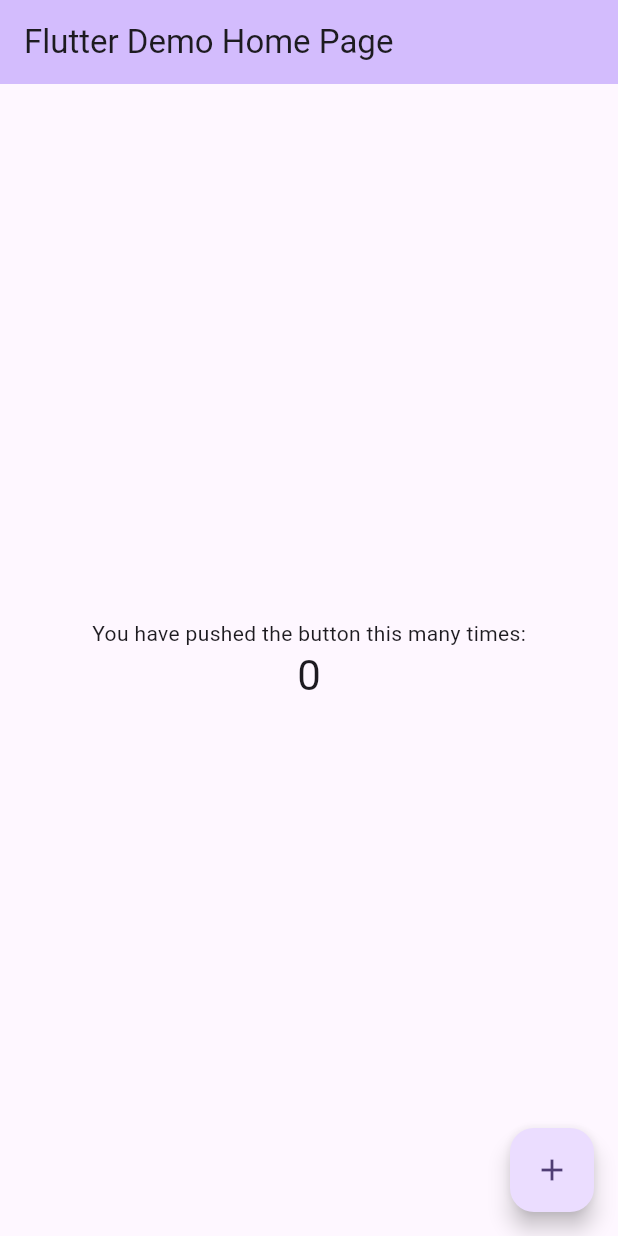
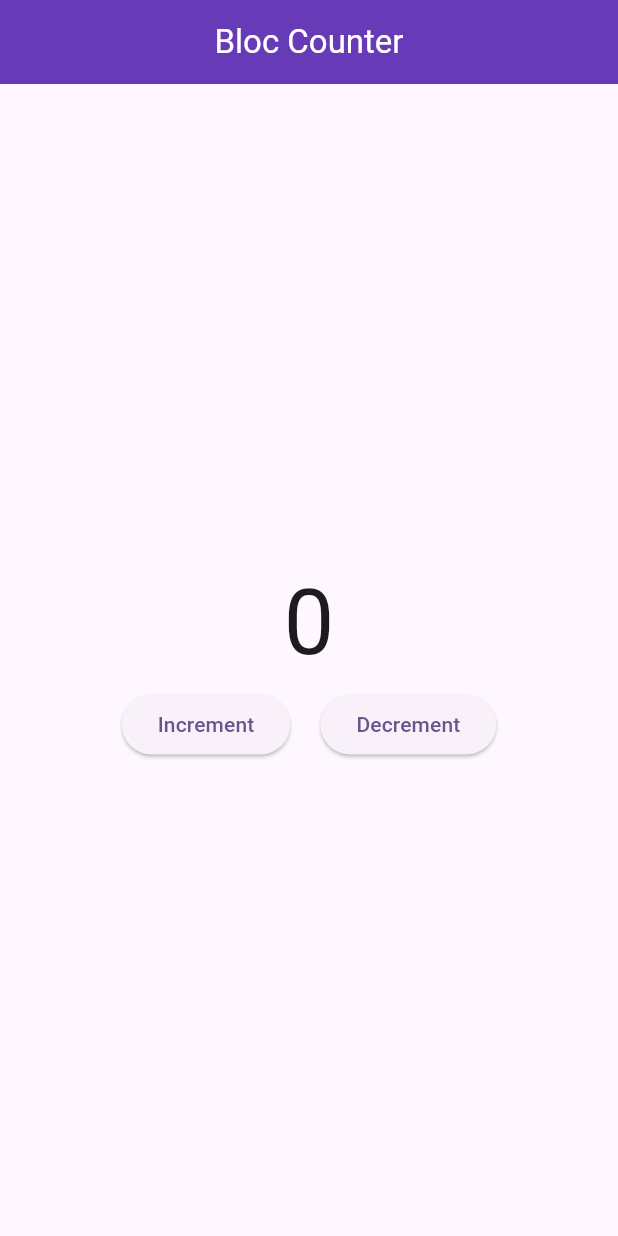
Before and after one commit to musman023/bloc_app, a Flutter app: the screen it shows after launch, on a phone screen of 412 x 824 dp. Run offline on Flutter 3.47's test engine with Material 3 defaults, Android fonts, the phone set to English and light mode, and no system bars; our stand-ins replace bloc, equatable, flutter_bloc.

Commit message:
Counter Completed using Bloc State Management

```diff
--- /dev/null
+++ b/lib/bloc/counter/counter_bloc.dart
@@ -0,0 +1,18 @@
+import 'package:bloc/bloc.dart';
+import 'package:bloc_app/bloc/counter/counter_event.dart';
+import 'package:bloc_app/bloc/counter/counter_state.dart';
+
+class CounterBloc extends Bloc<CounterEvent, CounterState> {
+  CounterBloc() : super(const CounterState()) {
+    on<IncrementCounter>(_increment);
+    on<DecrementCounter>(_decrement);
+  }
+
+  void _increment(IncrementCounter event, Emitter<CounterState> emit) {
+    emit(state.copyWith(counter: state.counter + 1));
+  }
+
+  void _decrement(DecrementCounter event, Emitter<CounterState> emit) {
+    emit(state.copyWith(counter: state.counter - 1));
+  }
+}
--- /dev/null
+++ b/lib/bloc/counter/counter_event.dart
@@ -0,0 +1,11 @@
+import 'package:equatable/equatable.dart';
+
+abstract class CounterEvent extends Equatable {
+  const CounterEvent();
+  @override
+  List<Object> get props => [];
+}
+
+class IncrementCounter extends CounterEvent {}
+
+class DecrementCounter extends CounterEvent {}
--- /dev/null
+++ b/lib/bloc/counter/counter_state.dart
@@ -0,0 +1,17 @@
+import 'package:equatable/equatable.dart';
+
+class CounterState extends Equatable {
+  final int counter;
+
+  const CounterState({
+    this.counter = 0,
+  });
+  CounterState copyWith({int? counter}) {
+    return CounterState(
+      counter: counter ?? this.counter,
+    );
+  }
+
+  @override
+  List<Object?> get props => [counter];
+}
--- a/lib/main.dart
+++ b/lib/main.dart
@@ -1,4 +1,8 @@
 import 'package:flutter/material.dart';
+import 'package:flutter_bloc/flutter_bloc.dart';
+
+import 'bloc/counter/counter_bloc.dart';
+import 'ui/counter_screen.dart';
 
 void main() {
   runApp(const MyApp());
@@ -7,119 +11,19 @@ void main() {
 class MyApp extends StatelessWidget {
   const MyApp({super.key});
 
-  // This widget is the root of your application.
   @override
   Widget build(BuildContext context) {
-    return MaterialApp(
-      title: 'Flutter Demo',
-      theme: ThemeData(
-        // This is the theme of your application.
-        //
-        // TRY THIS: Try running your application with "flutter run". You'll see
-        // the application has a purple toolbar. Then, without quitting the app,
-        // try changing the seedColor in the colorScheme below to Colors.green
-        // and then invoke "hot reload" (save your changes or press the "hot
-        // reload" button in a Flutter-supported IDE, or press "r" if you used
-        // the command line to start the app).
-        //
-        // Notice that the counter didn't reset back to zero; the application
-        // state is not lost during the reload. To reset the state, use hot
-        // restart instead.
-        //
-        // This works for code too, not just values: Most code changes can be
-        // tested with just a hot reload.
-        colorScheme: ColorScheme.fromSeed(seedColor: Colors.deepPurple),
-        useMaterial3: true,
+    return BlocProvider(
+      create: (_) => CounterBloc(),
+      child: MaterialApp(
+        debugShowCheckedModeBanner: false,
+        title: 'Flutter Demo',
+        theme: ThemeData(
+          colorScheme: ColorScheme.fromSeed(seedColor: Colors.deepPurple),
+          useMaterial3: true,
+        ),
+        home: const CounterScreen(),
       ),
-      home: const MyHomePage(title: 'Flutter Demo Home Page'),
     );
   }
 }
-
-class MyHomePage extends StatefulWidget {
-  const MyHomePage({super.key, required this.title});
-
-  // This widget is the home page of your application. It is stateful, meaning
-  // that it has a State object (defined below) that contains fields that affect
-  // how it looks.
-
-  // This class is the configuration for the state. It holds the values (in this
-  // case the title) provided by the parent (in this case the App widget) and
-  // used by the build method of the State. Fields in a Widget subclass are
-  // always marked "final".
-
-  final String title;
-
-  @override
-  State<MyHomePage> createState() => _MyHomePageState();
-}
-
-class _MyHomePageState extends State<MyHomePage> {
-  int _counter = 0;
-
-  void _incrementCounter() {
-    setState(() {
-      // This call to setState tells the Flutter framework that something has
-      // changed in this State, which causes it to rerun the build method below
-      // so that the display can reflect the updated values. If we changed
-      // _counter without calling setState(), then the build method would not be
-      // called again, and so nothing would appear to happen.
-      _counter++;
-    });
-  }
-
-  @override
-  Widget build(BuildContext context) {
-    // This method is rerun every time setState is called, for instance as done
-    // by the _incrementCounter method above.
-    //
-    // The Flutter framework has been optimized to make rerunning build methods
-    // fast, so that you can just rebuild anything that needs updating rather
-    // than having to individually change instances of widgets.
-    return Scaffold(
-      appBar: AppBar(
-        // TRY THIS: Try changing the color here to a specific color (to
-        // Colors.amber, perhaps?) and trigger a hot reload to see the AppBar
-        // change color while the other colors stay the same.
-        backgroundColor: Theme.of(context).colorScheme.inversePrimary,
-        // Here we take the value from the MyHomePage object that was created by
-        // the App.build method, and use it to set our appbar title.
-        title: Text(widget.title),
-      ),
-      body: Center(
-        // Center is a layout widget. It takes a single child and positions it
-        // in the middle of the parent.
-        child: Column(
-          // Column is also a layout widget. It takes a list of children and
-          // arranges them vertically. By default, it sizes itself to fit its
-          // children horizontally, and tries to be as tall as its parent.
-          //
-          // Column has various properties to control how it sizes itself and
-          // how it positions its children. Here we use mainAxisAlignment to
-          // center the children vertically; the main axis here is the vertical
-          // axis because Columns are vertical (the cross axis would be
-          // horizontal).
-          //
-          // TRY THIS: Invoke "debug painting" (choose the "Toggle Debug Paint"
-          // action in the IDE, or press "p" in the console), to see the
-          // wireframe for each widget.
-          mainAxisAlignment: MainAxisAlignment.center,
-          children: <Widget>[
-            const Text(
-              'You have pushed the button this many times:',
-            ),
-            Text(
-              '$_counter',
-              style: Theme.of(context).textTheme.headlineMedium,
-            ),
-          ],
-        ),
-      ),
-      floatingActionButton: FloatingActionButton(
-        onPressed: _incrementCounter,
-        tooltip: 'Increment',
-        child: const Icon(Icons.add),
-      ), // This trailing comma makes auto-formatting nicer for build methods.
-    );
-  }
-}
--- /dev/null
+++ b/lib/ui/counter_screen.dart
@@ -0,0 +1,65 @@
+import 'package:bloc_app/bloc/counter/counter_bloc.dart';
+import 'package:bloc_app/bloc/counter/counter_event.dart';
+import 'package:bloc_app/bloc/counter/counter_state.dart';
+import 'package:flutter/material.dart';
+import 'package:flutter_bloc/flutter_bloc.dart';
+
+class CounterScreen extends StatefulWidget {
+  const CounterScreen({super.key});
+
+  @override
+  State<CounterScreen> createState() => _CounterScreenState();
+}
+
+class _CounterScreenState extends State<CounterScreen> {
+  @override
+  Widget build(BuildContext context) {
+    return Scaffold(
+      appBar: AppBar(
+        title: const Text(
+          "Bloc Counter",
+          style: TextStyle(color: Colors.white),
+        ),
+        centerTitle: true,
+        backgroundColor: Colors.deepPurple,
+      ),
+      body: Column(
+        mainAxisAlignment: MainAxisAlignment.center,
+        crossAxisAlignment: CrossAxisAlignment.center,
+        children: [
+          BlocBuilder<CounterBloc, CounterState>(
+            builder: (context, state) {
+              return Center(
+                child: Text(
+                  state.counter.toString(),
+                  style: const TextStyle(
+                    fontSize: 60,
+                  ),
+                ),
+              );
+            },
+          ),
+          Row(
+            mainAxisAlignment: MainAxisAlignment.center,
+            crossAxisAlignment: CrossAxisAlignment.center,
+            children: [
+              ElevatedButton(
+                  onPressed: () {
+                    context.read<CounterBloc>().add(IncrementCounter());
+                  },
+                  child: const Text("Increment")),
+              const SizedBox(
+                width: 20,
+              ),
+              ElevatedButton(
+                  onPressed: () {
+                    context.read<CounterBloc>().add(DecrementCounter());
+                  },
+                  child: const Text("Decrement"))
+            ],
+          )
+        ],
+      ),
+    );
+  }
+}
--- a/pubspec.yaml
+++ b/pubspec.yaml
@@ -35,6 +35,9 @@ dependencies:
   # The following adds the Cupertino Icons font to your application.
   # Use with the CupertinoIcons class for iOS style icons.
   cupertino_icons: ^1.0.6
+  bloc: ^8.1.4
+  flutter_bloc: ^8.1.5
+  equatable: ^2.0.5
 
 dev_dependencies:
   flutter_test:
```
Also changed, not shown: pubspec.lock.
